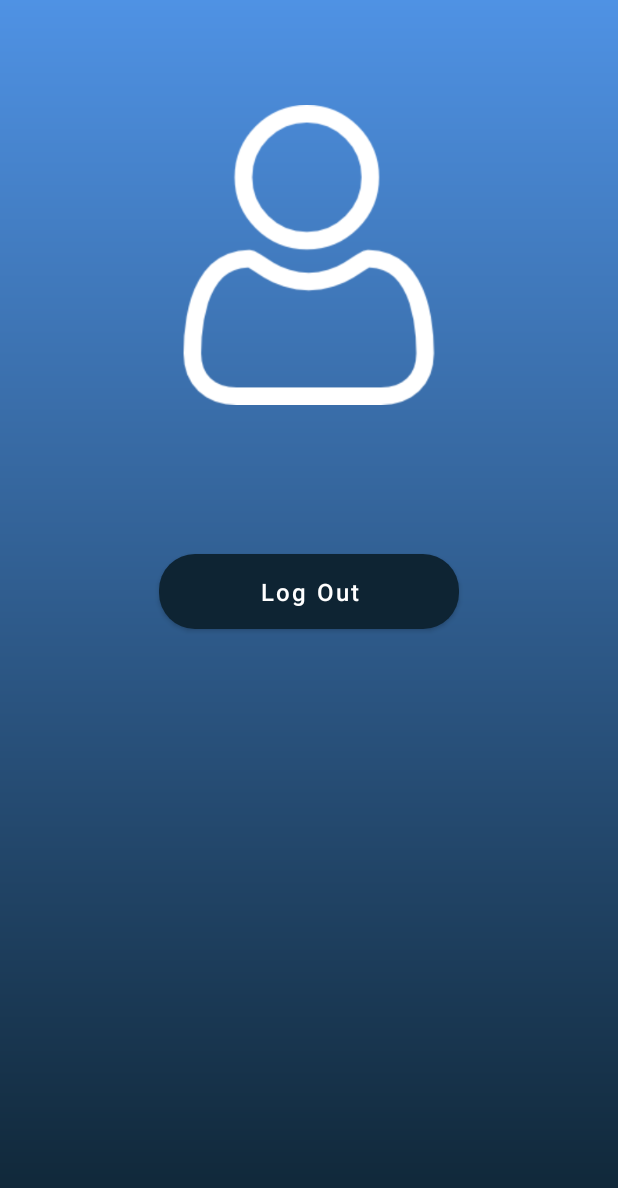
After one commit to Mbesmek/Firebase-Android, an Android app: the UserActivity screen opened directly, with no data from a screen before it, on a phone screen of 412 x 824 dp. The commit adds this screen. Shown: the top 1188 px of the screen. Run offline under Robolectric (Android 15) with nearby library versions, the phone set to English and light mode, and no system bars; our stand-ins replace Firebase (no records; nobody signed in at launch, a user with empty details on screens opened directly).

Commit message:
change background

```diff
--- a/app/src/main/AndroidManifest.xml
+++ b/app/src/main/AndroidManifest.xml
@@ -14,7 +14,8 @@
         android:roundIcon="@mipmap/ic_launcher_round"
         android:supportsRtl="true"
         android:theme="@style/Theme.Firebase101">
-        <activity android:name=".RoomControlActivity"></activity>
+        <activity android:name=".UserActivity"></activity>
+        <activity android:name=".RoomControlActivity" />
         <activity android:name=".DashboardActivity" />
         <activity android:name=".LoginActivity">
             <intent-filter>
--- a/app/src/main/java/com/example/firebase101/MainActivity.kt
+++ b/app/src/main/java/com/example/firebase101/MainActivity.kt
@@ -94,6 +94,11 @@ class MainActivity : AppCompatActivity() {
         val llS4 = findViewById<LinearLayout>(R.id.llLampControl)
         llS4.setOnClickListener {
             startActivity(Intent(this, RoomControlActivity::class.java))
+
+        }
+        val llS5 = findViewById<LinearLayout>(R.id.llUser)
+        llS5.setOnClickListener {
+        startActivity(Intent(this, UserActivity::class.java))
 
         }
     }
--- /dev/null
+++ b/app/src/main/java/com/example/firebase101/UserActivity.kt
@@ -0,0 +1,31 @@
+package com.example.firebase101
+
+import android.content.Intent
+import androidx.appcompat.app.AppCompatActivity
+import android.os.Bundle
+import android.widget.Button
+import com.google.firebase.auth.FirebaseAuth
+
+class UserActivity : AppCompatActivity() {
+
+    lateinit var btnLogout:Button
+
+    override fun onCreate(savedInstanceState: Bundle?) {
+        super.onCreate(savedInstanceState)
+        setContentView(R.layout.activity_user)
+        init()
+        listener()
+    }
+
+private fun init(){
+
+    btnLogout=findViewById(R.id.btnLogout)
+}
+
+    private fun listener(){
+        btnLogout.setOnClickListener {
+            FirebaseAuth.getInstance().signOut()
+            startActivity(Intent(this, LoginActivity::class.java))
+        }
+    }
+}
--- a/app/src/main/res/layout/activity_login.xml
+++ b/app/src/main/res/layout/activity_login.xml
@@ -11,7 +11,8 @@
         android:layout_height="200dp"
         android:layout_centerHorizontal="true"
         android:layout_marginTop="50dp"
-        app:srcCompat="@drawable/ic_baseline_local_car_wash_24" />
+        app:srcCompat="@drawable/login"
+        android:background="@color/white"/>
 
     <EditText
         android:id="@+id/edtLoginMail"
--- a/app/src/main/res/layout/activity_main.xml
+++ b/app/src/main/res/layout/activity_main.xml
@@ -4,7 +4,7 @@
     xmlns:tools="http://schemas.android.com/tools"
     android:layout_width="match_parent"
     android:layout_height="match_parent"
-    android:background="@drawable/activitycolor_background"
+    android:background="@drawable/bck2"
     android:orientation="vertical"
     android:padding="25dp">
 
@@ -248,6 +248,7 @@
                     android:layout_height="wrap_content" />
 
                 <LinearLayout
+                    android:id="@+id/llUser"
                     android:layout_width="0dp"
                     android:layout_height="wrap_content"
                     android:layout_weight="1"
--- /dev/null
+++ b/app/src/main/res/layout/activity_user.xml
@@ -0,0 +1,41 @@
+<?xml version="1.0" encoding="utf-8"?>
+<RelativeLayout xmlns:android="http://schemas.android.com/apk/res/android"
+    xmlns:app="http://schemas.android.com/apk/res-auto"
+    xmlns:tools="http://schemas.android.com/tools"
+    android:layout_width="match_parent"
+    android:layout_height="match_parent"
+    android:background="@drawable/activitycolor_background">
+
+    <ImageView
+        android:layout_width="200dp"
+        android:layout_height="200dp"
+        android:layout_centerHorizontal="true"
+        android:layout_marginTop="70dp"
+        android:id="@+id/imgUser"
+        android:src="@drawable/user2"
+        app:tint="#FFFFFF"
+        android:visibility="visible"/>
+
+    <TextView
+        android:layout_width="200dp"
+        android:layout_height="wrap_content"
+        android:layout_below="@+id/imgUser"
+        android:layout_marginTop="80dp"
+        android:layout_centerHorizontal="true"
+        android:id="@+id/txtUser"
+       />
+
+    <Button
+        android:id="@+id/btnLogout"
+        style="@style/Button"
+        android:layout_width="200dp"
+        android:layout_height="50dp"
+        android:layout_below="@id/txtUser"
+        android:layout_centerHorizontal="true"
+        android:text="Log Out"/>
+
+
+
+
+
+</RelativeLayout>
```
Also changed, not shown: app/src/main/res/drawable/bck2.jpeg (added), app/src/main/res/drawable/login.png (added), app/src/main/res/drawable/user2.png (added).
